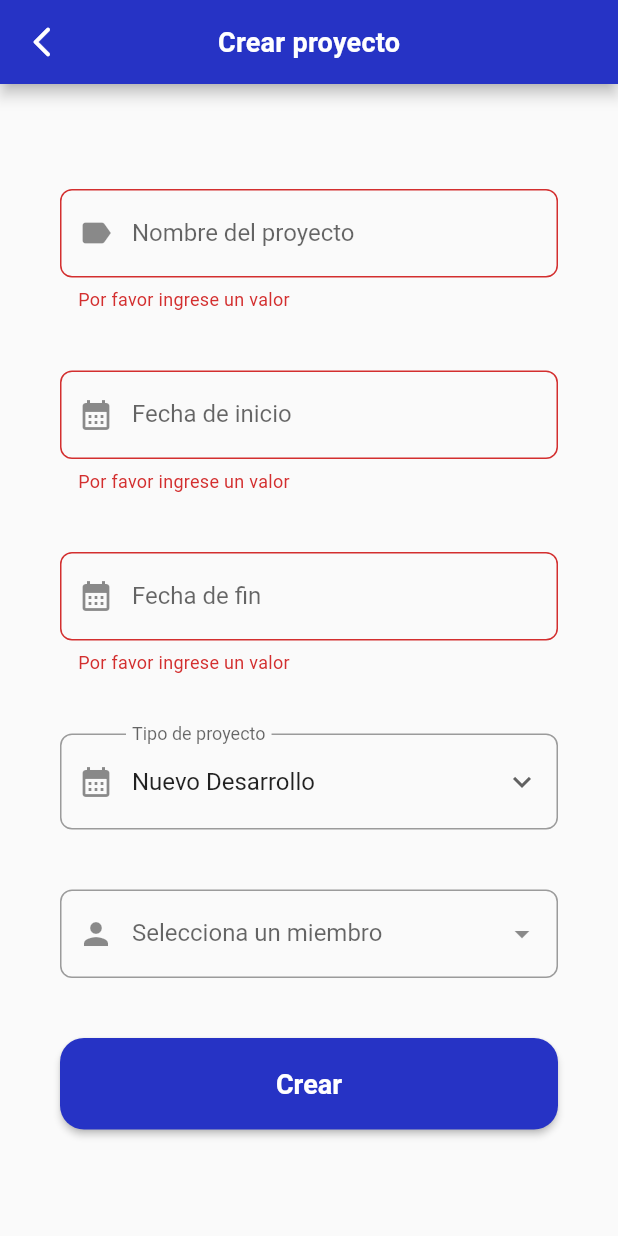
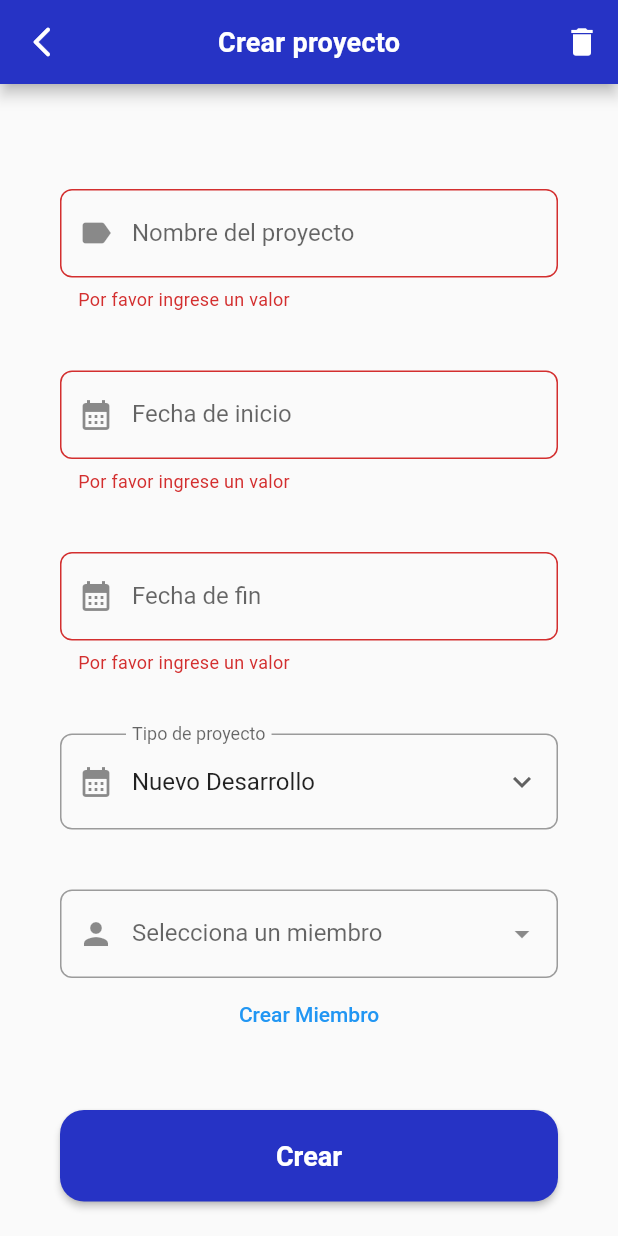
Before and after one commit to GreyHat147/work-flow-manager, a Flutter app: the CreateProjectView screen opened by its route, after a tap on "Crear", on a phone screen of 412 x 824 dp. Run offline on Flutter 3.47's test engine with Material 2 defaults, Android fonts, the phone set to English and light mode, and no system bars; drawn by our look-alikes of dropdown_search; our stand-ins replace cloud_firestore, equatable, firebase_auth, firebase_core, flutter_bloc, get_it and 1 more; accounts and stored records are empty.

Commit message:
chore: fix issue creating projects

```diff
--- a/lib/models/member_model.dart
+++ b/lib/models/member_model.dart
@@ -7,10 +7,12 @@ class MemberModel extends Equatable {
   final String password;
   final String memberType;
   final double workedHours;
+  final List<String> projects;
 
   const MemberModel({
     this.id,
     this.workedHours = 0,
+    this.projects = const [],
     required this.name,
     required this.email,
     required this.password,
@@ -18,7 +20,6 @@ class MemberModel extends Equatable {
   });
 
   factory MemberModel.fromJson(Map<String, dynamic> json) {
-    print(json);
     return MemberModel(
       id: json['id'],
       name: json['name'],
@@ -26,6 +27,7 @@ class MemberModel extends Equatable {
       password: json['password'],
       memberType: json['memberType'],
       workedHours: (json['workedHours'] as num).toDouble(),
+      projects: List<String>.from(json['projects']),
     );
   }
 
@@ -37,10 +39,18 @@ class MemberModel extends Equatable {
       'password': password,
       'memberType': memberType,
       'workedHours': workedHours,
+      'projects': projects,
     };
   }
 
   @override
-  List<Object?> get props =>
-      [id, name, email, password, memberType, workedHours];
+  List<Object?> get props => [
+        id,
+        name,
+        email,
+        password,
+        memberType,
+        workedHours,
+        projects,
+      ];
 }
--- a/lib/models/project_model.dart
+++ b/lib/models/project_model.dart
@@ -25,7 +25,6 @@ class ProjectModel extends Equatable {
   });
 
   static ProjectModel fromJson(dynamic json) {
-    print(json['startDate'].runtimeType);
     return ProjectModel(
       id: json['id'],
       name: json['name'],
--- a/lib/view/login_view.dart
+++ b/lib/view/login_view.dart
@@ -45,7 +45,7 @@ class LoginView extends StatelessWidget {
                     labelText: 'Contraseña',
                     controller: passwordController,
                     keyboardType: TextInputType.text,
-                    obscureText: true,
+                    //obscureText: true,
                   ),
                   const SizedBox(height: 70),
                   ElevatedButton(
--- a/lib/view/member/create_member_view.dart
+++ b/lib/view/member/create_member_view.dart
@@ -134,7 +134,6 @@ class _CreateMemberViewState extends State<CreateMemberView> {
                                     fontSize: 18, fontWeight: FontWeight.bold),
                               ),
                         onPressed: () {
-                          print('Creando Proyecto');
                           _createMember(context);
                         },
                       )
--- a/lib/view/project/create_project_view.dart
+++ b/lib/view/project/create_project_view.dart
@@ -56,9 +56,11 @@ class _CreateProjectViewState extends State<CreateProjectView> {
 
   void _createMember(BuildContext context) {
     if (_formKey.currentState!.validate() && memberSelected != null) {
-      print('Creando miembro');
+      String projectId =
+          getIt<FirebaseFirestore>().collection("members").doc().id;
+      memberSelected!.projects.add(projectId);
       ProjectModel project = ProjectModel(
-        id: getIt<FirebaseFirestore>().collection("members").doc().id,
+        id: projectId,
         name: nameController.text,
         projectType: proyectType,
         startDate: DateTime.parse(startDateController.text),
@@ -66,7 +68,6 @@ class _CreateProjectViewState extends State<CreateProjectView> {
         members: [memberSelected!],
         createdAt: DateTime.now(),
       );
-      print(project.toJson());
       context.read<ProjectsRepository>().addProject(project);
     }
   }
@@ -125,7 +126,10 @@ class _CreateProjectViewState extends State<CreateProjectView> {
             },
           ),
           const SizedBox(height: 40),
-          DropdownSearch<String>(
+          Row(
+            children: [
+              Flexible(
+                child: DropdownSearch<String>(
                   popupProps: PopupProps.menu(
                     showSearchBox: true,
                     searchFieldProps: TextFieldProps(
@@ -166,6 +170,15 @@ class _CreateProjectViewState extends State<CreateProjectView> {
                   },
                   //selectedItem: state.members.first.name,
                 ),
+              ),
+            ],
+          ),
+          TextButton(
+            onPressed: () {
+              Navigator.pushNamed(context, '/addMember');
+            },
+            child: const Text("Crear Miembro"),
+          ),
           const SizedBox(height: 40),
           CustomButton(
             onPressed: () => _createMember(context),
@@ -193,8 +206,12 @@ class _CreateProjectViewState extends State<CreateProjectView> {
       child: BlocConsumer<ProjectsRepository, ProjectsState>(
         listener: (context, state) {
           if (state is ProjectsLoadedState && state.wasProjectCreated) {
-            print('Proyecto creado');
             _resetForm();
+            ScaffoldMessenger.of(context).showSnackBar(
+              const SnackBar(
+                content: Text('Proyecto creado exitosamente'),
+              ),
+            );
             Navigator.pop(context);
           }
         },
@@ -206,6 +223,12 @@ class _CreateProjectViewState extends State<CreateProjectView> {
                 'Crear proyecto',
                 style: TextStyle(fontSize: 18),
               ),
+              actions: [
+                IconButton(
+                  onPressed: () => {},
+                  icon: const Icon(Icons.delete),
+                ),
+              ],
             ),
             body: SingleChildScrollView(
               child: Padding(
--- a/lib/view/record/create_record_view.dart
+++ b/lib/view/record/create_record_view.dart
@@ -64,7 +64,7 @@ class CreateRecordView extends StatelessWidget {
                     style: TextStyle(fontSize: 18, fontWeight: FontWeight.bold),
                   ),
                   onPressed: () {
-                    print('Creando Proyecto');
+                    //print('Creando Proyecto');
                   },
                 )
               ],
--- a/lib/view/task/create_task_view.dart
+++ b/lib/view/task/create_task_view.dart
@@ -43,7 +43,6 @@ class _CreateTaskViewState extends State<CreateTaskView> {
 
   void _createTask(BuildContext context) {
     if (_formKey.currentState!.validate() && selectedMember != null) {
-      print('Creando tarea');
       TaskModel task = TaskModel(
         name: nameController.text,
         description: descriptionController.text,
```
Also changed, not shown: lib/repository/members/member_repository.dart (+5 -3 lines), lib/repository/projects/projects_repository.dart (+32 -22 lines), lib/repository/tasks/tasks_repository.dart (+8 -12 lines). Lines whose indentation alone changed are shown as unchanged.
